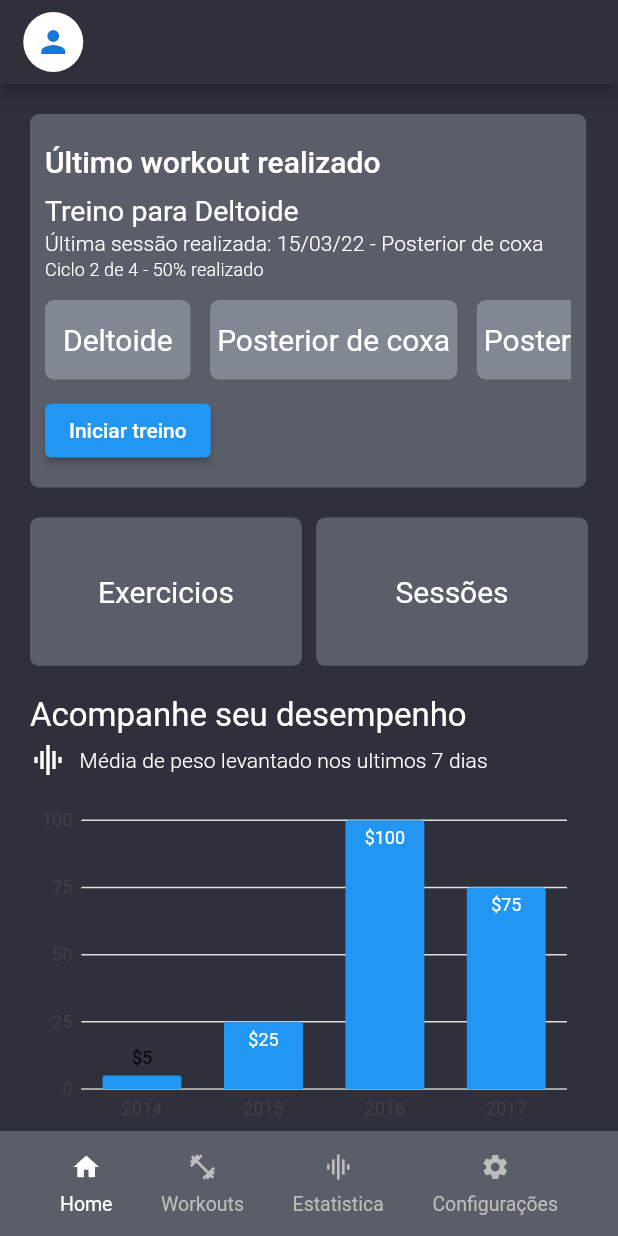
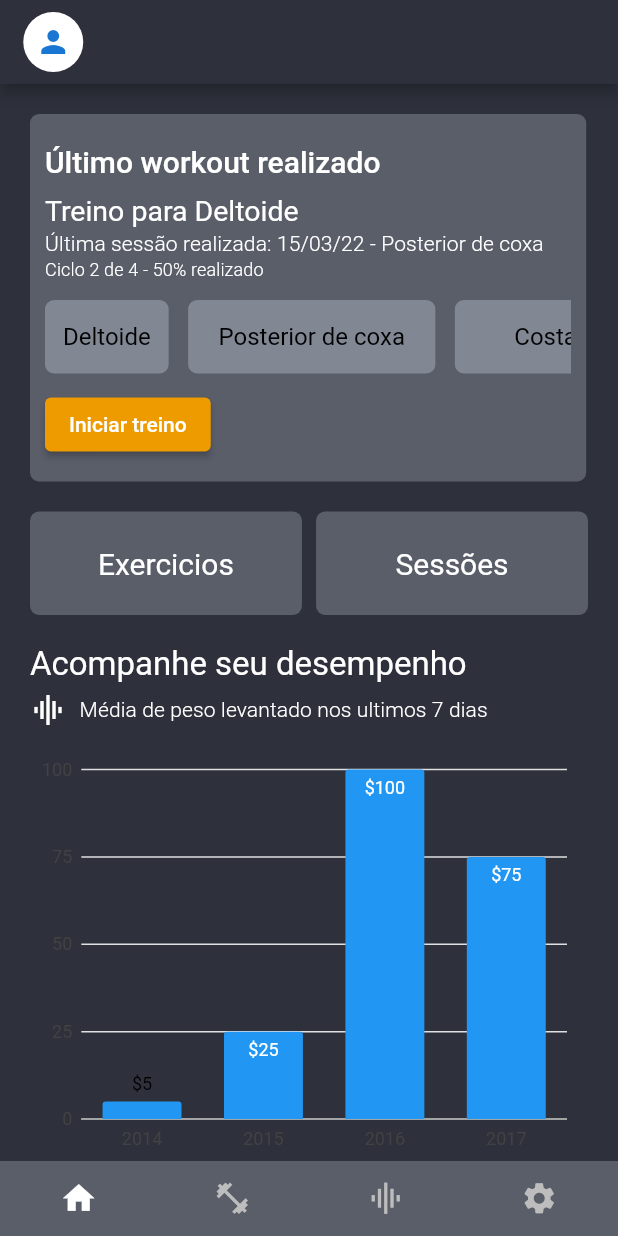
Before and after one commit to tiagoeborsanyi/bubblefit_home, a Flutter app: the screen it shows after launch, on a phone screen of 412 x 824 dp. Run offline on Flutter 3.47's test engine with Material 2 defaults, Android fonts, the phone set to English and light mode, and no system bars; our stand-ins replace charts_flutter.

Commit message:
change layout bottonNavBar

```diff
--- a/lib/screens/home_screen.dart
+++ b/lib/screens/home_screen.dart
@@ -193,7 +193,8 @@ class BlocoExercisesSessions extends StatelessWidget {
       onTap: press,
       child: Container(
         alignment: Alignment.center,
-        height: size.height * .12,
+        // height: size.height * .12,
+        padding: const EdgeInsets.symmetric(vertical: 23),
         width: size.width * .44,
         decoration: BoxDecoration(
           color: bSecondaryColor,
--- a/lib/widgets/bloco_workout.dart
+++ b/lib/widgets/bloco_workout.dart
@@ -79,8 +79,8 @@ class BlocoWorkout extends StatelessWidget {
                       'Deltoide',
                       style: Theme.of(context).textTheme.subtitle1?.copyWith(
                             fontWeight: FontWeight.w400,
-                            color: Colors.white,
-                            fontSize: 20,
+                            color: Colors.black,
+                            fontSize: 16,
                           ),
                     ),
                   ),
@@ -97,8 +97,8 @@ class BlocoWorkout extends StatelessWidget {
                       'Posterior de coxa',
                       style: Theme.of(context).textTheme.subtitle1?.copyWith(
                             fontWeight: FontWeight.w400,
-                            color: Colors.white,
-                            fontSize: 20,
+                            color: Colors.black,
+                            fontSize: 16,
                           ),
                     ),
                   ),
@@ -112,11 +112,11 @@ class BlocoWorkout extends StatelessWidget {
                       borderRadius: BorderRadius.circular(6),
                     ),
                     child: Text(
-                      'Posterior de coxa',
+                      'Costa supra',
                       style: Theme.of(context).textTheme.subtitle1?.copyWith(
                             fontWeight: FontWeight.w400,
-                            color: Colors.white,
-                            fontSize: 20,
+                            color: Colors.black,
+                            fontSize: 16,
                           ),
                     ),
                   ),
@@ -124,7 +124,10 @@ class BlocoWorkout extends StatelessWidget {
               ),
             ),
             const SizedBox(height: 10),
-            ElevatedButton(onPressed: () {}, child: Text('Iniciar treino'))
+            ElevatedButton(
+                onPressed: () {},
+                child: Text('Iniciar treino'),
+                style: ElevatedButton.styleFrom(primary: Color(0xFFEE9B00))),
           ],
         ),
       ),
--- a/lib/widgets/botton_nav_bar.dart
+++ b/lib/widgets/botton_nav_bar.dart
@@ -8,7 +8,7 @@ class BottonNavBar extends StatelessWidget {
   Widget build(BuildContext context) {
     return Container(
       padding: const EdgeInsets.symmetric(horizontal: 40, vertical: 10),
-      height: 70,
+      height: 50,
       color: bSecondaryColor,
       child: Row(
         mainAxisAlignment: MainAxisAlignment.spaceBetween,
@@ -51,15 +51,15 @@ class BottonNavItem extends StatelessWidget {
           Icon(
             icon,
             color: !isActive ? Colors.grey.shade400 : Colors.white,
-            size: 20,
+            size: 25,
           ),
-          Text(
-            title,
-            style: TextStyle(
-              color: !isActive ? Colors.grey.shade400 : Colors.white,
-              fontSize: 13,
-            ),
-          )
+          // Text(
+          //   title,
+          //   style: TextStyle(
+          //     color: !isActive ? Colors.grey.shade400 : Colors.white,
+          //     fontSize: 13,
+          //   ),
+          // )
         ],
       ),
     );
--- a/lib/widgets/card_exercise.dart
+++ b/lib/widgets/card_exercise.dart
@@ -15,7 +15,7 @@ class CardExercise extends StatelessWidget {
     return Container(
       padding: const EdgeInsets.symmetric(horizontal: 10, vertical: 15),
       decoration: BoxDecoration(
-        color: bTertiaryColor,
+        color: bSecondaryColor,
         borderRadius: BorderRadius.circular(8),
       ),
       child: Stack(
@@ -50,13 +50,13 @@ class CardExercise extends StatelessWidget {
                             padding: const EdgeInsets.symmetric(
                                 vertical: 5, horizontal: 10),
                             decoration: BoxDecoration(
-                                color: bPrimaryColor,
+                                color: bTertiaryColor,
                                 borderRadius: BorderRadius.circular(25),
-                                border: Border.all(color: Colors.white)),
+                                border: Border.all(color: Colors.black)),
                             child: const Text(
                               'COSTA',
                               style: TextStyle(
-                                color: Colors.white,
+                                color: Colors.black,
                                 fontSize: 11,
                               ),
                             ),
@@ -66,7 +66,7 @@ class CardExercise extends StatelessWidget {
                             height: 45,
                             width: 100,
                             decoration: BoxDecoration(
-                              color: Colors.purple,
+                              color: Color(0xFFEE9B00),
                               borderRadius: BorderRadius.circular(13),
                               // shape: BoxShape.circle,
                             ),
```
